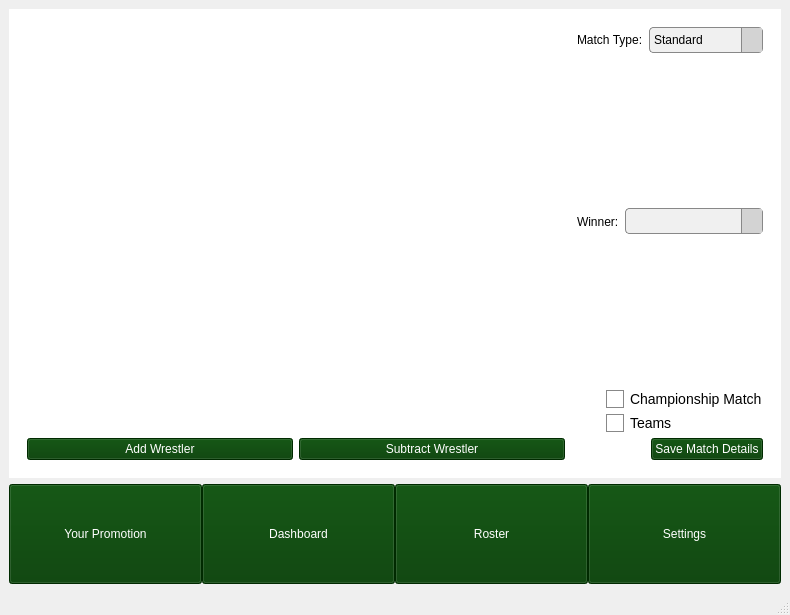
paultrent714/wrestling-booking-sim, file mainwindow.ui: the form before one commit.
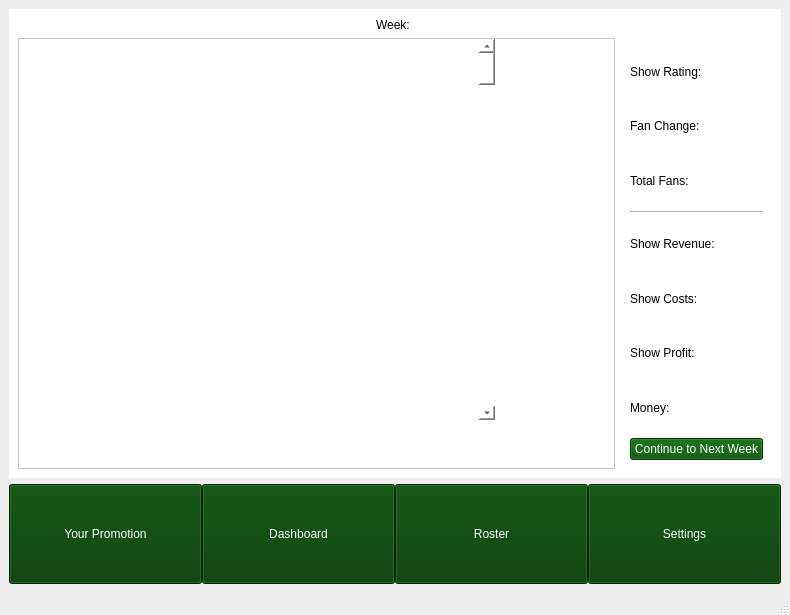
The form after the commit. The open tabs and pages were chosen to show the change. Icons and pictures are not drawn.

Commit message: Added results page and functions to calc ratings/money

Diff of the .ui file:
```diff
--- a/mainwindow.ui
+++ b/mainwindow.ui
@@ -1355,6 +1355,211 @@
         </item>
        </layout>
       </widget>
+      <widget class="QWidget" name="showResults">
+       <property name="styleSheet">
+        <string notr="true">background-color: rgb(255, 255, 255);</string>
+       </property>
+       <layout class="QVBoxLayout" name="verticalLayout_15">
+        <item alignment="Qt::AlignmentFlag::AlignHCenter|Qt::AlignmentFlag::AlignVCenter">
+         <widget class="QLabel" name="weekLabel">
+          <property name="styleSheet">
+           <string notr="true">color: rgb(0, 0, 0);
+font: 22pt &quot;Segoe UI&quot;;</string>
+          </property>
+          <property name="text">
+           <string>Week: </string>
+          </property>
+         </widget>
+        </item>
+        <item>
+         <layout class="QGridLayout" name="gridLayout_11">
+          <item row="0" column="1">
+           <widget class="QWidget" name="verticalWidget" native="true">
+            <property name="sizePolicy">
+             <sizepolicy hsizetype="Preferred" vsizetype="Expanding">
+              <horstretch>0</horstretch>
+              <verstretch>0</verstretch>
+             </sizepolicy>
+            </property>
+            <layout class="QVBoxLayout" name="verticalLayout_14">
+             <item>
+              <layout class="QVBoxLayout" name="showUpdates">
+               <item>
+                <widget class="QLabel" name="showRatingLabel">
+                 <property name="sizePolicy">
+                  <sizepolicy hsizetype="Preferred" vsizetype="Expanding">
+                   <horstretch>0</horstretch>
+                   <verstretch>0</verstretch>
+                  </sizepolicy>
+                 </property>
+                 <property name="styleSheet">
+                  <string notr="true">color: rgb(0, 0, 0);</string>
+                 </property>
+                 <property name="text">
+                  <string>Show Rating: </string>
+                 </property>
+                </widget>
+               </item>
+               <item>
+                <widget class="QLabel" name="fansChangeLabel">
+                 <property name="sizePolicy">
+                  <sizepolicy hsizetype="Preferred" vsizetype="Expanding">
+                   <horstretch>0</horstretch>
+                   <verstretch>0</verstretch>
+                  </sizepolicy>
+                 </property>
+                 <property name="styleSheet">
+                  <string notr="true">color: rgb(0, 0, 0);</string>
+                 </property>
+                 <property name="text">
+                  <string>Fan Change:</string>
+                 </property>
+                </widget>
+               </item>
+               <item>
+                <widget class="QLabel" name="resultFanLabel">
+                 <property name="sizePolicy">
+                  <sizepolicy hsizetype="Preferred" vsizetype="Expanding">
+                   <horstretch>0</horstretch>
+                   <verstretch>0</verstretch>
+                  </sizepolicy>
+                 </property>
+                 <property name="styleSheet">
+                  <string notr="true">color: rgb(0, 0, 0);</string>
+                 </property>
+                 <property name="text">
+                  <string>Total Fans:</string>
+                 </property>
+                </widget>
+               </item>
+               <item>
+                <widget class="Line" name="line_3">
+                 <property name="orientation">
+                  <enum>Qt::Orientation::Horizontal</enum>
+                 </property>
+                </widget>
+               </item>
+               <item>
+                <widget class="QLabel" name="showRevenueLabel">
+                 <property name="sizePolicy">
+                  <sizepolicy hsizetype="Preferred" vsizetype="Expanding">
+                   <horstretch>0</horstretch>
+                   <verstretch>0</verstretch>
+                  </sizepolicy>
+                 </property>
+                 <property name="styleSheet">
+                  <string notr="true">color: rgb(0, 0, 0);</string>
+                 </property>
+                 <property name="text">
+                  <string>Show Revenue: </string>
+                 </property>
+                </widget>
+               </item>
+               <item>
+                <widget class="QLabel" name="showCostsLabel">
+                 <property name="sizePolicy">
+                  <sizepolicy hsizetype="Preferred" vsizetype="Expanding">
+                   <horstretch>0</horstretch>
+                   <verstretch>0</verstretch>
+                  </sizepolicy>
+                 </property>
+                 <property name="styleSheet">
+                  <string notr="true">color: rgb(0, 0, 0);</string>
+                 </property>
+                 <property name="text">
+                  <string>Show Costs: </string>
+                 </property>
+                </widget>
+               </item>
+               <item>
+                <widget class="QLabel" name="showProfitLabel">
+                 <property name="sizePolicy">
+                  <sizepolicy hsizetype="Preferred" vsizetype="Expanding">
+                   <horstretch>0</horstretch>
+                   <verstretch>0</verstretch>
+                  </sizepolicy>
+                 </property>
+                 <property name="styleSheet">
+                  <string notr="true">color: rgb(0, 0, 0);</string>
+                 </property>
+                 <property name="text">
+                  <string>Show Profit:</string>
+                 </property>
+                </widget>
+               </item>
+               <item>
+                <widget class="QLabel" name="resultMoneyLabel">
+                 <property name="sizePolicy">
+                  <sizepolicy hsizetype="Preferred" vsizetype="Expanding">
+                   <horstretch>0</horstretch>
+                   <verstretch>0</verstretch>
+                  </sizepolicy>
+                 </property>
+                 <property name="styleSheet">
+                  <string notr="true">color: rgb(0, 0, 0);</string>
+                 </property>
+                 <property name="text">
+                  <string>Money: </string>
+                 </property>
+                </widget>
+               </item>
+              </layout>
+             </item>
+             <item>
+              <widget class="QPushButton" name="nextWeekButton">
+               <property name="sizePolicy">
+                <sizepolicy hsizetype="Preferred" vsizetype="Preferred">
+                 <horstretch>0</horstretch>
+                 <verstretch>0</verstretch>
+                </sizepolicy>
+               </property>
+               <property name="styleSheet">
+                <string notr="true">background-color: rgb(00, 80, 00);
+color: rgb(255, 255, 255);
+font: 18pt &quot;Segoe UI&quot;;</string>
+               </property>
+               <property name="text">
+                <string>Continue to Next Week</string>
+               </property>
+              </widget>
+             </item>
+            </layout>
+           </widget>
+          </item>
+          <item row="0" column="0">
+           <widget class="QScrollArea" name="matchResults">
+            <property name="widgetResizable">
+             <bool>true</bool>
+            </property>
+            <widget class="QWidget" name="scrollAreaWidgetContents_3">
+             <property name="geometry">
+              <rect>
+               <x>0</x>
+               <y>0</y>
+               <width>471</width>
+               <height>383</height>
+              </rect>
+             </property>
+             <widget class="QScrollBar" name="verticalScrollBar_4">
+              <property name="geometry">
+               <rect>
+                <x>460</x>
+                <y>0</y>
+                <width>16</width>
+                <height>381</height>
+               </rect>
+              </property>
+              <property name="orientation">
+               <enum>Qt::Orientation::Vertical</enum>
+              </property>
+             </widget>
+            </widget>
+           </widget>
+          </item>
+         </layout>
+        </item>
+       </layout>
+      </widget>
       <widget class="QWidget" name="matchSetup">
        <property name="sizePolicy">
         <sizepolicy hsizetype="Expanding" vsizetype="Expanding">
```
Left out of the diff: 10 changed lines with no effect on the pictures. The commit also changes 32 other files.
